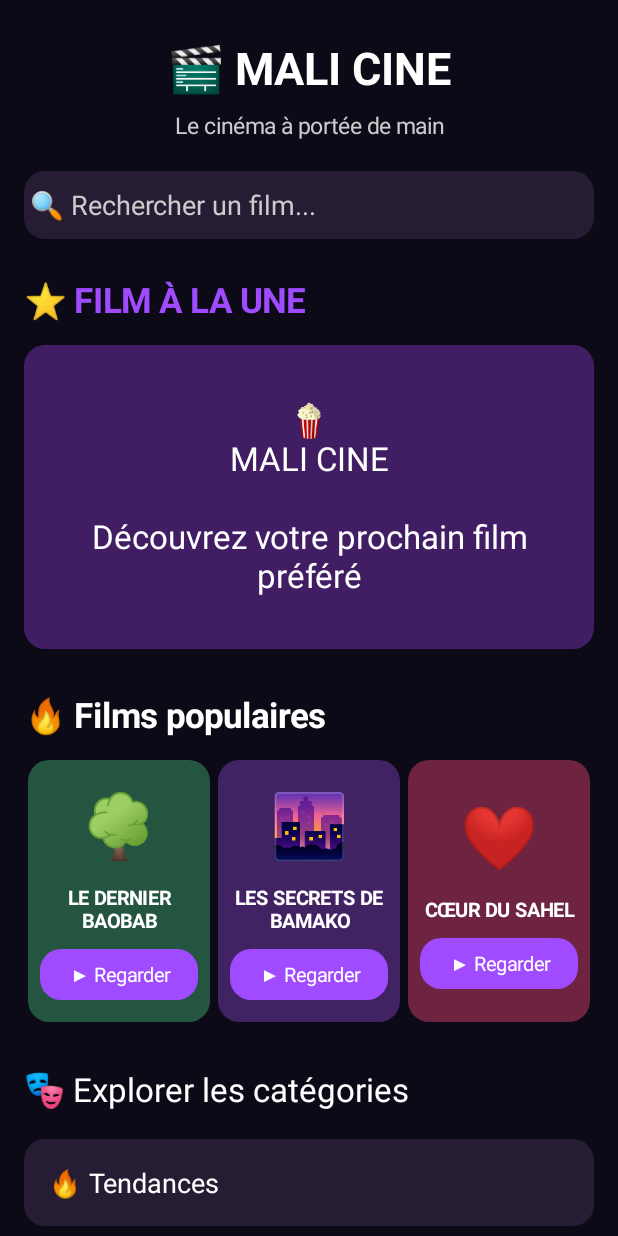
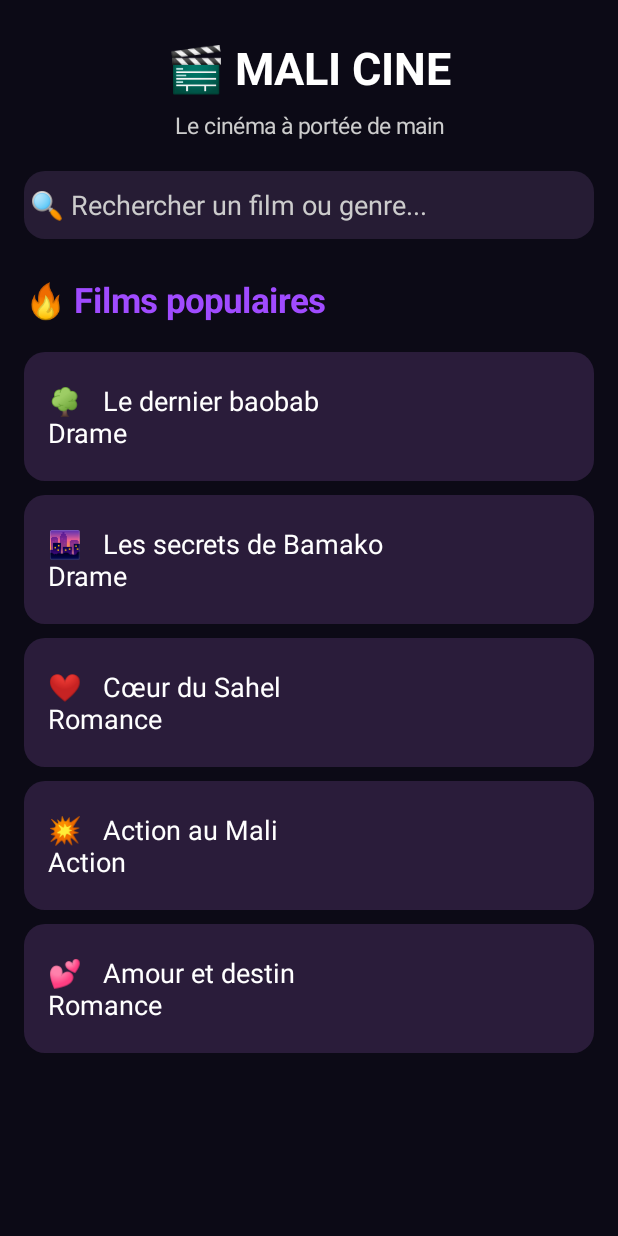
Before and after one commit to mahamadoumd237-hash/mali-cine, an Android app: the screen it shows after launch (MainActivity), on a phone screen of 412 x 824 dp. Run offline under Robolectric (Android 15) with nearby library versions, the phone set to English and light mode, and no system bars.

Commit message:
Update MainActivity.java

```diff
--- a/app/src/main/java/com/malicine/app/MainActivity.java
+++ b/app/src/main/java/com/malicine/app/MainActivity.java
@@ -6,6 +6,8 @@ import android.os.Bundle;
 import android.graphics.Color;
 import android.graphics.Typeface;
 import android.graphics.drawable.GradientDrawable;
+import android.text.Editable;
+import android.text.TextWatcher;
 import android.view.Gravity;
 import android.widget.*;
 
@@ -14,8 +16,24 @@ public class MainActivity extends Activity {
     int fond = Color.rgb(12, 10, 22);
     int violet = Color.rgb(160, 75, 255);
 
-    int dp(int value) {
-        return (int) (value * getResources().getDisplayMetrics().density);
+    String[] films = {
+        "Le dernier baobab",
+        "Les secrets de Bamako",
+        "Cœur du Sahel",
+        "Action au Mali",
+        "Amour et destin"
+    };
+
+    String[] genres = {
+        "Drame", "Drame", "Romance", "Action", "Romance"
+    };
+
+    String[] emojis = {"🌳", "🌆", "❤️", "💥", "💕"};
+
+    LinearLayout listeFilms;
+
+    int dp(int v) {
+        return (int)(v * getResources().getDisplayMetrics().density);
     }
 
     GradientDrawable carte(int couleur) {
@@ -25,12 +43,44 @@ public class MainActivity extends Activity {
         return bg;
     }
 
-    TextView texte(String value, int taille, int couleur) {
+    TextView texte(String s, int taille, int couleur) {
         TextView t = new TextView(this);
-        t.setText(value);
+        t.setText(s);
         t.setTextSize(taille);
         t.setTextColor(couleur);
         return t;
+    }
+
+    void afficherFilms(String recherche) {
+        listeFilms.removeAllViews();
+        boolean trouve = false;
+
+        for (int i = 0; i < films.length; i++) {
+            if (films[i].toLowerCase().contains(recherche.toLowerCase())
+                || genres[i].toLowerCase().contains(recherche.toLowerCase())) {
+
+                trouve = true;
+
+                TextView item = texte(
+                    emojis[i] + "   " + films[i] + "\n" + genres[i],
+                    18, Color.WHITE
+                );
+                item.setPadding(dp(16), dp(20), dp(16), dp(20));
+                item.setBackground(carte(Color.rgb(42, 28, 58)));
+
+                LinearLayout.LayoutParams p =
+                    new LinearLayout.LayoutParams(-1, -2);
+                p.setMargins(0, dp(5), 0, dp(5));
+                listeFilms.addView(item, p);
+            }
+        }
+
+        if (!trouve) {
+            TextView vide = texte(
+                "Aucun film trouvé", 16, Color.LTGRAY);
+            vide.setPadding(0, dp(20), 0, dp(20));
+            listeFilms.addView(vide);
+        }
     }
 
     @Override
@@ -39,125 +89,57 @@ public class MainActivity extends Activity {
 
         LinearLayout main = new LinearLayout(this);
         main.setOrientation(1);
+        main.setPadding(dp(16), dp(25), dp(16), dp(20));
         main.setBackgroundColor(fond);
-
-        ScrollView scroll = new ScrollView(this);
-        LinearLayout contenu = new LinearLayout(this);
-        contenu.setOrientation(1);
-        contenu.setPadding(dp(16), dp(25), dp(16), dp(25));
 
         TextView logo = texte("🎬 MALI CINE", 30, Color.WHITE);
         logo.setGravity(Gravity.CENTER);
         logo.setTypeface(null, Typeface.BOLD);
-        contenu.addView(logo);
+        main.addView(logo);
 
         TextView sousTitre = texte(
             "Le cinéma à portée de main", 15, Color.LTGRAY);
         sousTitre.setGravity(Gravity.CENTER);
         sousTitre.setPadding(0, dp(8), 0, dp(20));
-        contenu.addView(sousTitre);
+        main.addView(sousTitre);
 
         EditText recherche = new EditText(this);
         recherche.setSingleLine(true);
-        recherche.setHint("🔍 Rechercher un film...");
+        recherche.setHint("🔍 Rechercher un film ou genre...");
         recherche.setTextColor(Color.WHITE);
         recherche.setHintTextColor(Color.LTGRAY);
         recherche.setBackground(carte(Color.rgb(38, 28, 52)));
-        contenu.addView(recherche);
+        main.addView(recherche);
 
-        TextView vedette = texte("⭐ FILM À LA UNE", 23, violet);
-        vedette.setTypeface(null, Typeface.BOLD);
-        vedette.setPadding(0, dp(25), 0, dp(15));
-        contenu.addView(vedette);
+        ScrollView scroll = new ScrollView(this);
+        LinearLayout contenu = new LinearLayout(this);
+        contenu.setOrientation(1);
 
-        TextView affiche = texte(
-            "🍿\nMALI CINE\n\nDécouvrez votre prochain film préféré",
-            22, Color.WHITE);
-        affiche.setGravity(Gravity.CENTER);
-        affiche.setPadding(dp(15), dp(35), dp(15), dp(35));
-        affiche.setBackground(carte(Color.rgb(65, 30, 100)));
-        contenu.addView(affiche);
+        TextView titre = texte("🔥 Films populaires", 23, violet);
+        titre.setTypeface(null, Typeface.BOLD);
+        titre.setPadding(0, dp(25), 0, dp(15));
+        contenu.addView(titre);
 
-        TextView populaire = texte("🔥 Films populaires", 23, Color.WHITE);
-        populaire.setTypeface(null, Typeface.BOLD);
-        populaire.setPadding(0, dp(28), 0, dp(15));
-        contenu.addView(populaire);
+        listeFilms = new LinearLayout(this);
+        listeFilms.setOrientation(1);
+        contenu.addView(listeFilms);
 
-        String[] films = {
-            "LE DERNIER BAOBAB",
-            "LES SECRETS DE BAMAKO",
-            "CŒUR DU SAHEL"
-        };
+        afficherFilms("");
 
-        String[] emojis = {"🌳", "🌆", "❤️"};
-        int[] couleurs = {
-            Color.rgb(35, 85, 65),
-            Color.rgb(65, 35, 100),
-            Color.rgb(110, 35, 65)
-        };
+        recherche.addTextChangedListener(new TextWatcher() {
+            public void beforeTextChanged(
+                CharSequence s, int start, int count, int after) {}
 
-        LinearLayout ligne = new LinearLayout(this);
-        ligne.setOrientation(0);
+            public void onTextChanged(
+                CharSequence s, int start, int before, int count) {
+                afficherFilms(s.toString());
+            }
 
-        for (int i = 0; i < films.length; i++) {
-            LinearLayout poster = new LinearLayout(this);
-            poster.setOrientation(1);
-            poster.setGravity(Gravity.CENTER);
-            poster.setPadding(dp(8), dp(12), dp(8), dp(12));
-            poster.setBackground(carte(couleurs[i]));
-
-            TextView image = texte(emojis[i], 42, Color.WHITE);
-            image.setGravity(Gravity.CENTER);
-            poster.addView(image);
-
-            TextView nom = texte(films[i], 13, Color.WHITE);
-            nom.setTypeface(null, Typeface.BOLD);
-            nom.setGravity(Gravity.CENTER);
-            nom.setPadding(0, dp(12), 0, dp(10));
-            poster.addView(nom);
-
-            TextView bouton = texte("▶ Regarder", 13, Color.WHITE);
-            bouton.setGravity(Gravity.CENTER);
-            bouton.setPadding(dp(8), dp(8), dp(8), dp(8));
-            bouton.setBackground(carte(violet));
-            poster.addView(bouton);
-
-            LinearLayout.LayoutParams params =
-                new LinearLayout.LayoutParams(0, dp(175), 1);
-            params.setMargins(dp(3), 0, dp(3), 0);
-            ligne.addView(poster, params);
-        }
-
-        contenu.addView(ligne);
-
-        TextView categories = texte(
-            "🎭 Explorer les catégories", 22, Color.WHITE);
-        categories.setPadding(0, dp(30), 0, dp(15));
-        contenu.addView(categories);
-
-        String[] noms = {
-            "🔥 Tendances",
-            "🎬 Films maliens",
-            "😂 Comédie",
-            "💥 Action",
-            "❤️ Romance",
-            "👻 Horreur",
-            "📺 Séries"
-        };
-
-        for (String nom : noms) {
-            TextView item = texte(nom, 18, Color.WHITE);
-            item.setPadding(dp(16), dp(17), dp(16), dp(17));
-            item.setBackground(carte(Color.rgb(38, 28, 52)));
-
-            LinearLayout.LayoutParams p =
-                new LinearLayout.LayoutParams(-1, -2);
-            p.setMargins(0, dp(4), 0, dp(4));
-            contenu.addView(item, p);
-        }
+            public void afterTextChanged(Editable e) {}
+        });
 
         scroll.addView(contenu);
         main.addView(scroll);
         setContentView(main);
     }
-                                           }
+}
```
